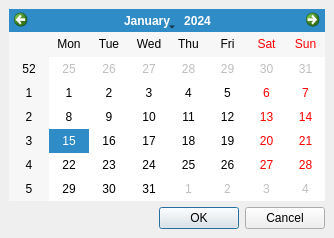
Qt form src/forms/CalendarDlg.ui (thooge/keepassx1) before a commit.
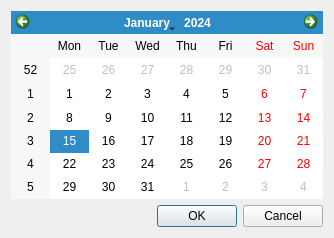
The same form after that commit.

What changed in the file:
```diff
--- a/src/forms/CalendarDlg.ui
+++ b/src/forms/CalendarDlg.ui
@@ -13,9 +13,6 @@
    <string>Calendar</string>
   </property>
   <layout class="QVBoxLayout" >
-   <property name="margin" >
-    <number>9</number>
-   </property>
    <property name="spacing" >
     <number>6</number>
    </property>
```
